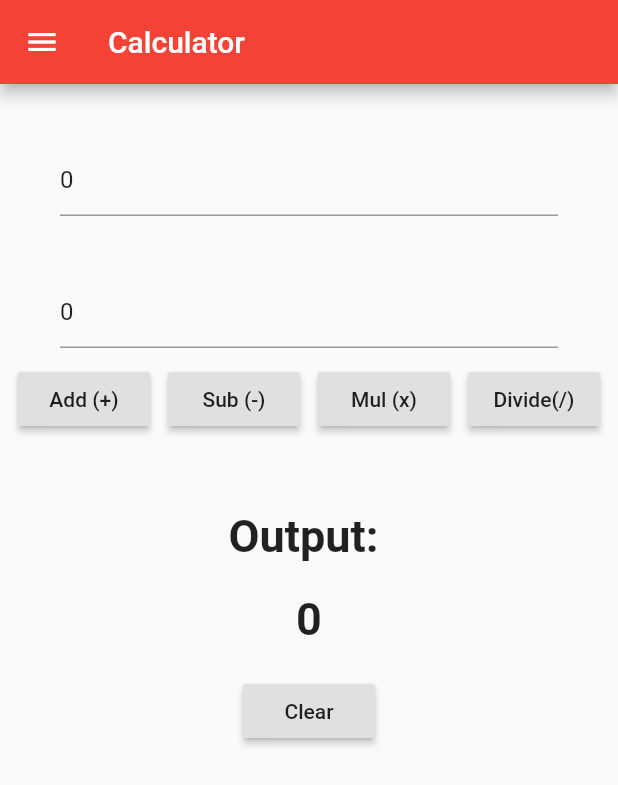
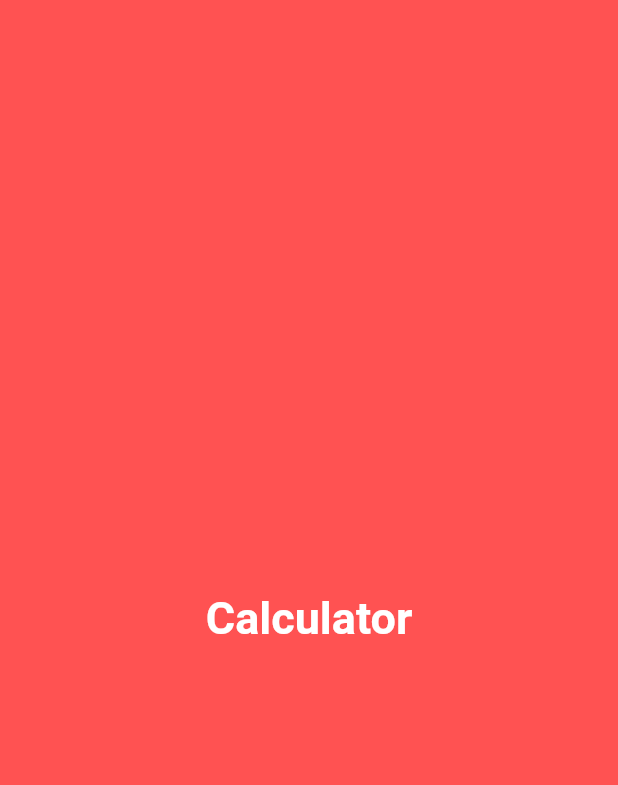
Before and after one commit to crpoudyal/basic_flutter_calculator, a Flutter app: the first screen one second after launch, on a phone screen of 412 x 824 dp. Shown: the top 785 px of the screen. Run offline on Flutter 3.47's test engine with Material 2 defaults, Android fonts, the phone set to English and light mode, and no system bars.

Commit message:
[Added] Splash Screen

```diff
--- a/lib/dashboard.dart
+++ b/lib/dashboard.dart
@@ -57,7 +57,9 @@ class _DashBoardState extends State<DashBoard> {
       appBar: AppBar(
         title: Text("Calculator"),
       ),
+
       drawer: MyDrawer(),
+
       body: SingleChildScrollView(
         child: Column(
           mainAxisAlignment: MainAxisAlignment.center,
--- a/lib/discount.dart
+++ b/lib/discount.dart
@@ -20,7 +20,8 @@ void disperform(){
  void tocelar(){
   setState(() {
      r3.text="0";
-   r4.text="0";
+     r4.text="0";
+     result=0;
   });
 
  }
@@ -68,7 +69,7 @@ void disperform(){
               ),
               RaisedButton(
                 onPressed:disperform,
-                child: Text("GO"),
+                child: Text("GO-check"),
               ),
                SizedBox(
                 height: 20.0,
--- a/lib/main.dart
+++ b/lib/main.dart
@@ -1,6 +1,7 @@
 
+import 'package:calculator/splash.dart';
 import 'package:flutter/material.dart';
-import 'package:calculator/dashboard.dart';
+
 
 
 void main() {
@@ -12,7 +13,8 @@ void main() {
       theme: ThemeData(
         primarySwatch:Colors.red,
       ),
-      home: DashBoard(),
+      home: SplashScreen(),
+
 
     ),
 
--- /dev/null
+++ b/lib/splash.dart
@@ -0,0 +1,42 @@
+import 'dart:async';
+
+import 'package:calculator/dashboard.dart';
+import 'package:flutter/material.dart';
+
+class SplashScreen extends StatefulWidget {
+  @override
+  _SplashScreenState createState() => _SplashScreenState();
+}
+
+class _SplashScreenState extends State<SplashScreen> {
+@override
+void initState() {
+  super.initState();
+  Timer(Duration(seconds:4),(){
+    Navigator.of(context).pushReplacement(MaterialPageRoute(
+      builder: (context) =>DashBoard(),
+      ));
+
+  });
+  }
+
+
+  @override
+  Widget build(BuildContext context) {
+    return Scaffold(
+
+      backgroundColor: Colors.redAccent,
+      body: Center(
+        child: Text("Calculator",
+        style: TextStyle(fontSize: 30.0,
+        fontWeight: FontWeight.bold,
+        color: Colors.white,
+        ),
+
+
+      ),
+
+    ),
+    );
+  }
+}
```
